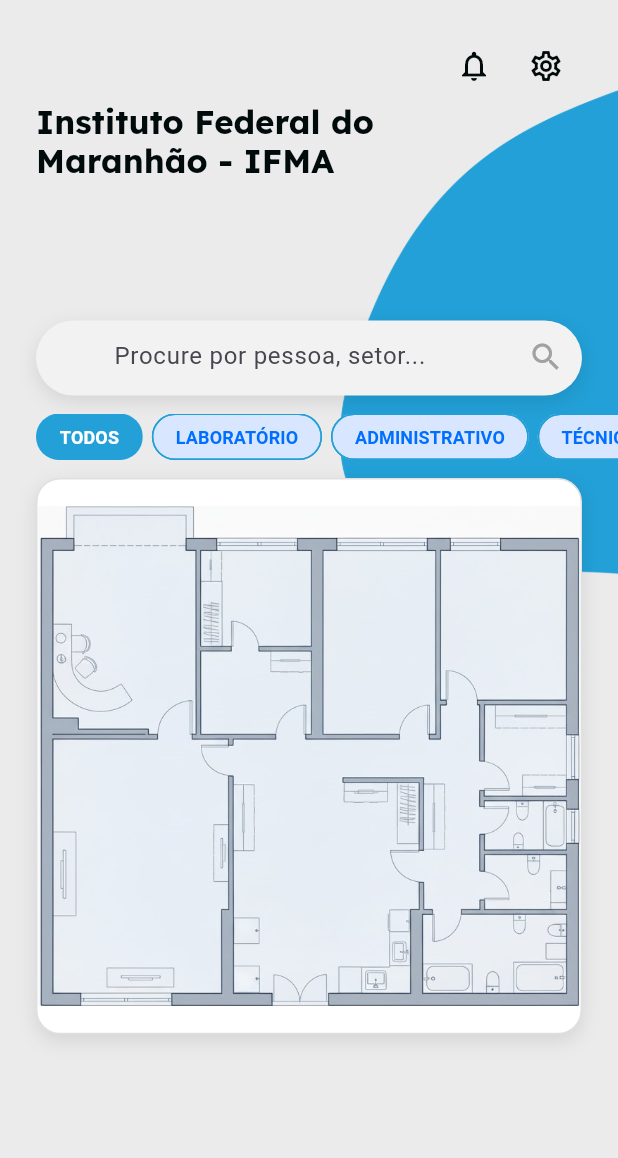
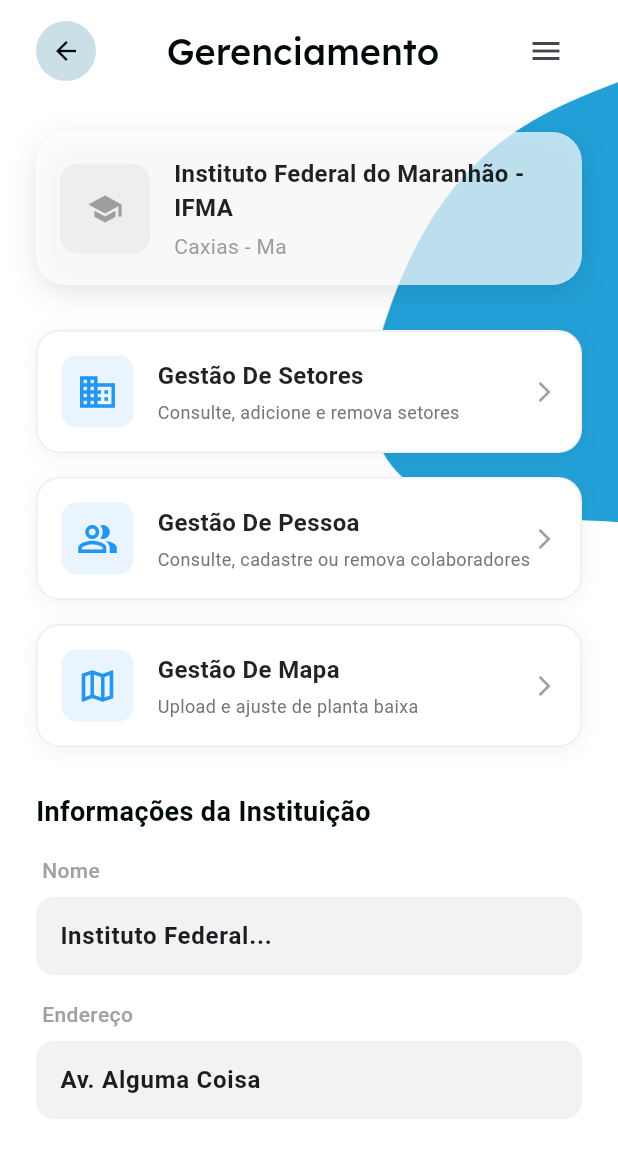
Before and after one commit to JonasNogueiraS/vektorIF, a Flutter app: the HomeMap screen opened by its route, after a tap on the "settings" icon, on a phone screen of 412 x 824 dp. Shown: the top 1158 px of the screen. Run offline on Flutter 3.47's test engine with Material 3 defaults, Android fonts, the phone set to English and light mode, and no system bars; our stand-ins replace google_fonts.

Commit message:
Refactor: Remove unused widgets and consolidate header components
- Deleted `header_background.dart`, `header_log.dart`, `institution_cards.dart`, and `interactive_map.dart` as they were no longer needed.
- Introduced `background_image.dart` to handle background images in a more modular way.
- Merged header functionalities into `header_map.dart` for better organization.
- Updated `home_map.dart` to utilize the new header and background components.
- Created a new `menagement.dart` screen with management options and institution cards.
- Refactored institution selection logic in `institution_list.dart` and `enter_app.dart` to align with new structure.
- Enhanced filter list functionality in `filter_list.dart` for improved user experience.

```diff
--- a/lib/core/themes/app_theme.dart
+++ b/lib/core/themes/app_theme.dart
@@ -40,10 +40,10 @@
           fontWeight: FontWeight.w800, color: colorBlackText
         ),
         headlineMedium: GoogleFonts.lexend(
-          fontWeight: FontWeight.w700, color: colorBlackText
+          fontWeight: FontWeight.w600, color: colorBlackText
         ),
         headlineSmall: GoogleFonts.lexend(
-          fontWeight: FontWeight.w600, color: colorBlackText
+          fontWeight: FontWeight.w500, color: colorBlackText
         ),
 
         labelLarge: GoogleFonts.roboto(
--- /dev/null
+++ b/lib/core/widgets/background_image.dart
@@ -0,0 +1,31 @@
+import 'package:flutter/material.dart';
+
+class BackgroundImage extends StatelessWidget {
+  final double height;
+
+  const BackgroundImage({super.key, required this.height});
+
+  @override
+  Widget build(BuildContext context) {
+    final double screenWidth = MediaQuery.of(context).size.width;
+
+    return SizedBox(
+      height: height,
+      child: Stack(
+        clipBehavior: Clip.none,
+        children: [
+          Positioned(
+            top: 0,
+            right: 0,
+            width: screenWidth * 0.4,
+            height: height * 1.5,
+            child: Image.asset(
+              "assets/images/bg_curve_direita.png",
+              fit: BoxFit.fill,
+            ),
+          ),
+        ],
+      ),
+    );
+  }
+}
--- a/lib/main.dart
+++ b/lib/main.dart
@@ -1,8 +1,9 @@
 import 'package:flutter/material.dart';
 import 'package:vektor_if/core/themes/app_theme.dart';
-import 'package:vektor_if/screens/enter_app.dart';
-import 'package:vektor_if/screens/home_map.dart';
-import 'package:vektor_if/screens/institution_list.dart';
+import 'package:vektor_if/screens/menagement/menagement.dart';
+import 'package:vektor_if/screens/primary/enter_app.dart';
+import 'package:vektor_if/screens/home/home_map.dart';
+import 'package:vektor_if/screens/primary/institution_list.dart';
 
 void main() {
   runApp(const VektorApp());
@@ -23,6 +24,7 @@
         '/':(context) => const EnterApp(),
         '/select-instituition': (context) => const SelectInstitutionScreen(),
         '/home-map':(context) => const HomeMap(),
+        '/menagement': (context) => const MenagementScreen(),
       },
     );
   }
--- a/lib/screens/home_map.dart
+++ b/lib/screens/home/home_map.dart
@@ -1,8 +1,8 @@
 import 'package:flutter/material.dart';
 import 'package:vektor_if/core/themes/app_theme.dart';
-import 'package:vektor_if/core/widgets/filter_list.dart';
-import 'package:vektor_if/core/widgets/header_background.dart';
-import 'package:vektor_if/core/widgets/interactive_map.dart';
+import 'package:vektor_if/screens/primary/widgets/filter_list.dart';
+import 'package:vektor_if/screens/home/widgets/header_map.dart';
+import 'package:vektor_if/screens/home/widgets/interactive_map.dart';
 
 class HomeMap extends StatefulWidget {
   const HomeMap({super.key});
@@ -21,7 +21,7 @@
     final paddingTop = MediaQuery.of(context).padding.top;
 
     final double headerHeight = size.height * 0.32;
-    final double curveWidth = size.width * 0.5;
+
 
     return Scaffold(
       backgroundColor: AppTheme.colorBackground,
@@ -31,7 +31,6 @@
           children: [
             HomeHeader(
               height: headerHeight,
-              curveWidth: curveWidth,
               topPadding: paddingTop,
             ),
 
--- a/lib/core/widgets/header_background.dart
+++ b/lib/screens/home/widgets/header_map.dart
@@ -1,15 +1,14 @@
 import 'package:flutter/material.dart';
-import '../../../../core/themes/app_theme.dart';
+import 'package:vektor_if/core/widgets/background_image.dart';
+import '../../../../../core/themes/app_theme.dart';
 
 class HomeHeader extends StatelessWidget {
   final double height;
-  final double curveWidth;
   final double topPadding;
 
   const HomeHeader({
     super.key,
     required this.height,
-    required this.curveWidth,
     required this.topPadding,
   });
 
@@ -20,17 +19,9 @@
       child: Stack(
         clipBehavior: Clip.none,
         children: [
-          Positioned(
-            top: topPadding,
-            right: 0,
-            width: curveWidth*0.9,
-            height: height*1.5,
-            child: Image.asset(
-              "assets/images/bg_curve_direita.png",
-              fit: BoxFit.fill,
-            ),
+          BackgroundImage(
+            height: height,
           ),
-
           // Textos
           Padding(
             padding: EdgeInsets.fromLTRB(24, topPadding + 20, 24, 0),
@@ -47,7 +38,9 @@
                       color: AppTheme.colorBlackText,
                     ),
                     IconButton(
-                      onPressed: () {},
+                      onPressed: () {
+                        Navigator.pushNamed(context, '/menagement');
+                      },
                       icon: const Icon(Icons.settings_outlined),
                       color: AppTheme.colorBlackText,
                     ),
@@ -56,15 +49,14 @@
 
                 // Título
                 SizedBox(
-
                   width: MediaQuery.of(context).size.width * 0.65,
                   child: Text(
                     "Instituto Federal do Maranhão - IFMA",
                     style: Theme.of(context).textTheme.displayMedium?.copyWith(
-                          fontSize: 22,
-                          fontWeight: FontWeight.bold,
-                          color: AppTheme.colorBlackText,
-                        ),
+                      fontSize: 22,
+                      fontWeight: FontWeight.bold,
+                      color: AppTheme.colorBlackText,
+                    ),
                   ),
                 ),
               ],
@@ -95,7 +87,10 @@
                   hintText: "Procure por pessoa, setor...",
                   hintStyle: const TextStyle(color: Color(0xff49454F)),
                   prefixIcon: const SizedBox(width: 10),
-                  suffixIcon: const Icon(Icons.search, color: AppTheme.colorGrayText),
+                  suffixIcon: const Icon(
+                    Icons.search,
+                    color: AppTheme.colorGrayText,
+                  ),
                   border: InputBorder.none,
                   focusedBorder: InputBorder.none,
                   contentPadding: const EdgeInsets.symmetric(horizontal: 10),
--- /dev/null
+++ b/lib/screens/menagement/menagement.dart
@@ -0,0 +1,146 @@
+import 'package:flutter/material.dart';
+import 'package:vektor_if/core/widgets/custom_back_button.dart';
+import 'package:vektor_if/screens/menagement/widget/cards_option_menagement.dart';
+import 'package:vektor_if/screens/menagement/widget/institution_cards.dart';
+import '../../../../../core/themes/app_theme.dart';
+import '../../../../../core/widgets/background_image.dart';
+
+class MenagementScreen extends StatelessWidget {
+  const MenagementScreen({super.key});
+
+  @override
+  Widget build(BuildContext context) {
+    return Scaffold(
+      backgroundColor: Colors.white,
+      body: Stack(
+        children: [
+          const BackgroundImage(height: 240),
+
+          SafeArea(
+            child: SingleChildScrollView(
+              padding: const EdgeInsets.symmetric(horizontal: 24),
+              child: Column(
+                crossAxisAlignment: CrossAxisAlignment.start,
+                children: [
+                  const SizedBox(height: 10),
+
+                  // --- Cabeçalho ---
+                  Row(
+                    mainAxisAlignment: MainAxisAlignment.spaceBetween,
+                    children: [
+                      CustomBackButtom(),
+                      Text(
+                        "Gerenciamento",
+                        style: Theme.of(context).textTheme.headlineSmall?.copyWith(),
+                      ),
+                      IconButton(
+                        onPressed: () {},
+                        icon: const Icon(Icons.menu, color: Color(0xff49454F)),
+                      ),
+                    ],
+                  ),
+
+                  const SizedBox(height: 30),
+
+                  // --- Widget: Card da Instituição ---
+                  const InstitutionCard(
+                    name: "Instituto Federal do Maranhão - IFMA",
+                    address: "Caxias - Ma",
+                    // imagePath: "assets/images/logo.png",
+                  ),
+                  const SizedBox(height: 30),
+
+                  // --- Widget: Opções de Gestão ---
+                  ManagementOptionCard(
+                    title: "Gestão De Setores",
+                    subtitle: "Consulte, adicione e remova setores",
+                    icon: Icons.domain,
+                    onTap: () {
+                       // Ação aqui
+                    },
+                  ),
+                  const SizedBox(height: 16),
+
+                  ManagementOptionCard(
+                    title: "Gestão De Pessoa",
+                    subtitle: "Consulte, cadastre ou remova colaboradores",
+                    icon: Icons.people_alt_outlined,
+                    onTap: () {
+                      // Ação aqui
+                    },
+                  ),
+                  const SizedBox(height: 16),
+
+                  ManagementOptionCard(
+                    title: "Gestão De Mapa",
+                    subtitle: "Upload e ajuste de planta baixa",
+                    icon: Icons.map_outlined,
+                    onTap: () {
+                      // Ação aqui
+                    },
+                  ),
+
+                  const SizedBox(height: 30),
+
+                  // --- Formulário Final ---
+                  Text(
+                    "Informações da Instituição",
+                    style: TextStyle(
+                      fontSize: 18,
+                      fontWeight: FontWeight.bold,
+                      color: AppTheme.colorBlackText,
+                    ),
+                  ),
+                  const SizedBox(height: 16),
+
+                  _buildTextFieldLabel("Nome"),
+                  _buildTextFieldInput(initialValue: "Instituto Federal..."),
+
+                  const SizedBox(height: 16),
+
+                  _buildTextFieldLabel("Endereço"),
+                  _buildTextFieldInput(initialValue: "Av. Alguma Coisa"),
+
+                  const SizedBox(height: 40),
+                ],
+              ),
+            ),
+          ),
+        ],
+      ),
+    );
+  }
+
+  // Mantive apenas os widgets de Input como métodos locais,
+  // pois eles são bem simples, mas você também pode extraí-los se desejar.
+  Widget _buildTextFieldLabel(String label) {
+    return Padding(
+      padding: const EdgeInsets.only(bottom: 8.0, left: 4),
+      child: Text(
+        label,
+        style: TextStyle(
+          color: AppTheme.colorGrayText,
+          fontSize: 14,
+          fontWeight: FontWeight.w500,
+        ),
+      ),
+    );
+  }
+
+  Widget _buildTextFieldInput({required String initialValue}) {
+    return Container(
+      decoration: BoxDecoration(
+        color: const Color(0xffF2F2F2),
+        borderRadius: BorderRadius.circular(12),
+      ),
+      child: TextFormField(
+        initialValue: initialValue,
+        style: const TextStyle(fontWeight: FontWeight.bold),
+        decoration: const InputDecoration(
+          border: InputBorder.none,
+          contentPadding: EdgeInsets.symmetric(horizontal: 16, vertical: 14),
+        ),
+      ),
+    );
+  }
+}
--- /dev/null
+++ b/lib/screens/menagement/widget/cards_option_menagement.dart
@@ -0,0 +1,81 @@
+import 'package:flutter/material.dart';
+
+class ManagementOptionCard extends StatelessWidget {
+  final String title;
+  final String subtitle;
+  final IconData icon;
+  final VoidCallback onTap;
+
+  const ManagementOptionCard({
+    super.key,
+    required this.title,
+    required this.subtitle,
+    required this.icon,
+    required this.onTap,
+  });
+
+  @override
+  Widget build(BuildContext context) {
+    return InkWell(
+      onTap: onTap,
+      borderRadius: BorderRadius.circular(16),
+      child: Container(
+        padding: const EdgeInsets.all(16),
+        decoration: BoxDecoration(
+          color: Colors.white,
+          borderRadius: BorderRadius.circular(16),
+          border: Border.all(color: Colors.grey.shade200),
+          boxShadow: [
+            BoxShadow(
+              color: Colors.black.withValues(alpha: 0.05),
+              blurRadius: 10,
+              offset: const Offset(0, 2),
+            ),
+          ],
+        ),
+        child: Row(
+          children: [
+            // Ícone com fundo azul claro
+            Container(
+              padding: const EdgeInsets.all(10),
+              decoration: BoxDecoration(
+                color: Colors.blue.withValues(alpha: 0.1),
+                borderRadius: BorderRadius.circular(10),
+              ),
+              child: Icon(icon, color: Colors.blue, size: 28),
+            ),
+            const SizedBox(width: 16),
+
+            // Textos
+            Expanded(
+              child: Column(
+                crossAxisAlignment: CrossAxisAlignment.start,
+                children: [
+                  Text(
+                    title,
+                    style: const TextStyle(
+                      fontWeight: FontWeight.bold,
+                      fontSize: 16,
+                      color: Colors.black87,
+                    ),
+                  ),
+                  const SizedBox(height: 4),
+                  Text(
+                    subtitle,
+                    style: TextStyle(
+                      fontSize: 12,
+                      color: Colors.grey[600],
+                    ),
+                  ),
+                ],
+              ),
+            ),
+
+            // Seta indicando ação
+            const Icon(Icons.arrow_forward_ios, size: 16, color: Colors.grey),
+          ],
+        ),
+      ),
+    );
+  }
+}
--- /dev/null
+++ b/lib/screens/menagement/widget/institution_cards.dart
@@ -0,0 +1,80 @@
+import 'package:flutter/material.dart';
+
+class InstitutionCard extends StatelessWidget {
+  final String name;
+  final String address;
+  final String? imagePath; // Opcional
+
+  const InstitutionCard({
+    super.key,
+    required this.name,
+    required this.address,
+    this.imagePath,
+  });
+
+  @override
+  Widget build(BuildContext context) {
+    return Container(
+      padding: const EdgeInsets.all(16),
+      decoration: BoxDecoration(
+        color: Colors.white.withValues(alpha: 0.7),
+        borderRadius: BorderRadius.circular(20),
+        boxShadow: [
+          BoxShadow(
+            color: Colors.black.withValues(alpha: .1),
+            blurRadius: 15,
+            offset: const Offset(0, 5),
+          ),
+        ],
+      ),
+      child: Row(
+        children: [
+          // Área da Logo / Imagem
+          Container(
+            width: 60,
+            height: 60,
+            decoration: BoxDecoration(
+              color: Colors.grey[200],
+              borderRadius: BorderRadius.circular(12),
+              image: imagePath != null
+                  ? DecorationImage(
+                      image: AssetImage(imagePath!),
+                      fit: BoxFit.cover,
+                    )
+                  : null,
+            ),
+            child: imagePath == null
+                ? const Icon(Icons.school, color: Colors.grey)
+                : null,
+          ),
+          const SizedBox(width: 16),
+
+          // Informações de Texto
+          Expanded(
+            child: Column(
+              crossAxisAlignment: CrossAxisAlignment.start,
+              children: [
+                Text(
+                  name,
+                  style: const TextStyle(
+                    fontWeight: FontWeight.bold,
+                    fontSize: 16,
+                    color: Colors.black87, // Ou use AppTheme.colorBlackText
+                  ),
+                ),
+                const SizedBox(height: 4),
+                Text(
+                  address,
+                  style: const TextStyle(
+                    fontSize: 14,
+                    color: Colors.grey, // Ou use AppTheme.colorGrayText
+                  ),
+                ),
+              ],
+            ),
+          ),
+        ],
+      ),
+    );
+  }
+}
--- a/lib/screens/enter_app.dart
+++ b/lib/screens/primary/enter_app.dart
@@ -1,6 +1,6 @@
 import 'package:flutter/material.dart';
 import 'package:vektor_if/core/themes/app_theme.dart';
-import 'package:vektor_if/core/widgets/header_log.dart';
+import 'package:vektor_if/screens/primary/widgets/header_log.dart';
 
 class EnterApp extends StatelessWidget {
   const EnterApp({super.key});
--- a/lib/screens/institution_list.dart
+++ b/lib/screens/primary/institution_list.dart
@@ -1,7 +1,7 @@
 import 'package:flutter/material.dart';
 import 'package:vektor_if/core/themes/app_theme.dart';
-import 'package:vektor_if/core/widgets/header_log.dart';
-import 'package:vektor_if/core/widgets/institution_cards.dart';
+import 'package:vektor_if/screens/primary/widgets/header_log.dart';
+import 'package:vektor_if/screens/primary/widgets/institution_cards.dart';
 import 'package:vektor_if/models/insitution_repository.dart';
 
 class SelectInstitutionScreen extends StatelessWidget {
--- a/lib/core/widgets/filter_list.dart
+++ b/lib/screens/primary/widgets/filter_list.dart
@@ -1,5 +1,5 @@
 import 'package:flutter/material.dart';
-import '../../../../core/themes/app_theme.dart';
+import '../../../../../core/themes/app_theme.dart';
 
 class FilterList extends StatelessWidget {
   final List<String> filters;
```
Also changed, not shown: lib/screens/home/widgets/interactive_map.dart (renamed from lib/core/widgets/interactive_map.dart), lib/screens/primary/widgets/header_log.dart (renamed from lib/core/widgets/header_log.dart), lib/screens/primary/widgets/institution_cards.dart (renamed from lib/core/widgets/institution_cards.dart).
